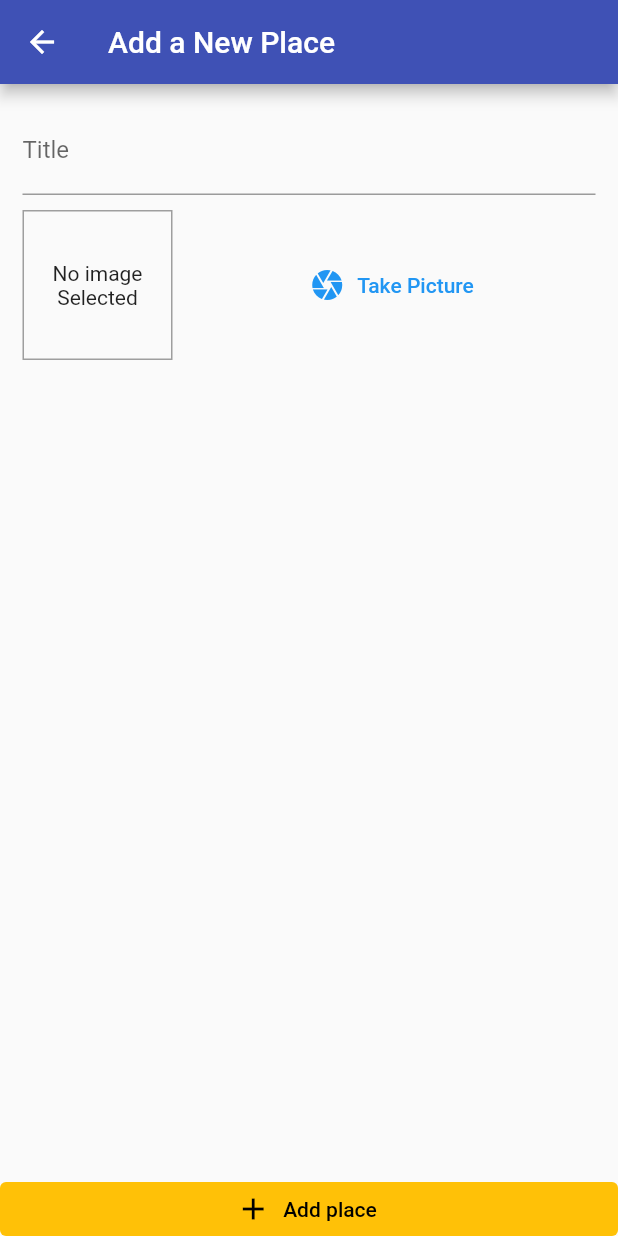
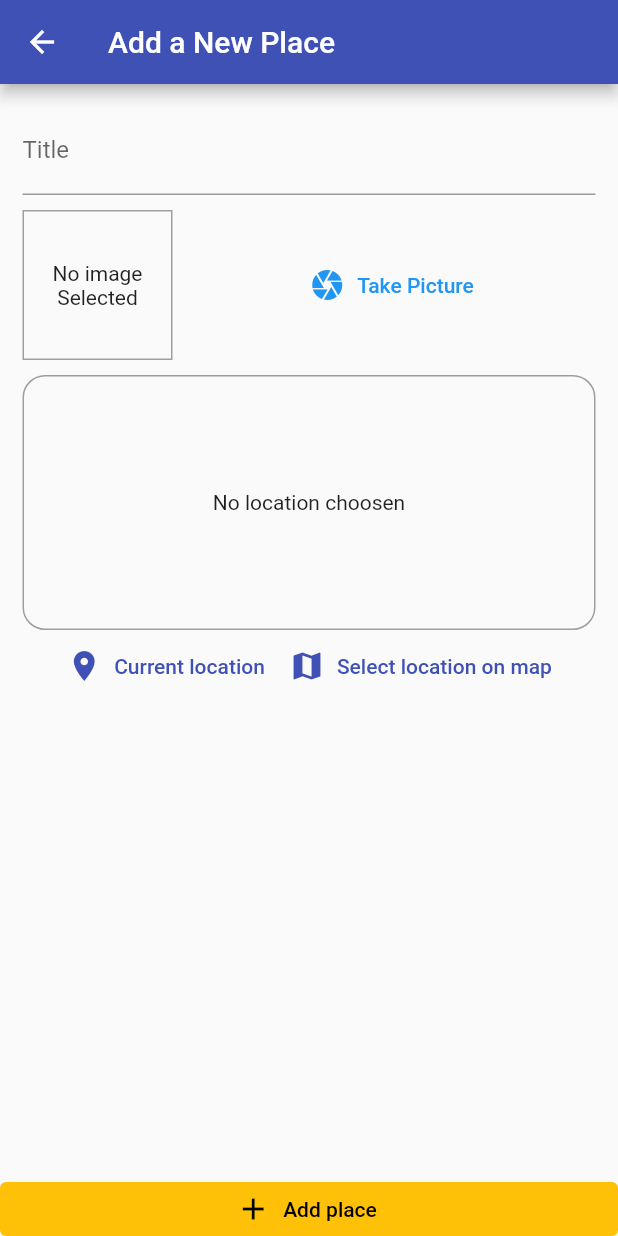
Before and after one commit to Abood2284/flutter_13_native_features, a Flutter app: the screen it shows after launch, after a tap on the "add" icon, on a phone screen of 412 x 824 dp. Run offline on Flutter 3.47's test engine with Material 2 defaults, Android fonts, the phone set to English and light mode, and no system bars; our stand-ins replace image_picker, location, sqflite; accounts and stored records are empty.

Commit message:
Completed Theory but couldnt practice it due to Not having acces to google maps api -> More on this on notion

```diff
--- /dev/null
+++ b/lib/helper/db_helper.dart
@@ -0,0 +1,42 @@
+import 'package:sqflite/sqflite.dart' as sql;
+import 'package:path/path.dart' as path;
+
+class DBHelper {
+  /// Holds the common code used in [insert] & [getData]
+  /// Code to get access to our Database, that is why it returns the Database
+  static Future<sql.Database> dataBase() async {
+    /// Know we know where to store out DB, its just the folder where we are going to store
+    final dbPath = await sql.getDatabasesPath();
+
+    /// Eiether it will open an existing DB with the path we are passing here, else it will create a new one file places.db
+    ///
+    /// onCreate: will be executed if openDatabase tries to create the file if it coudnt find it, then you can Initialize you DB when its created for the first time
+    /// It returns dataBase & version. version is not clear to me but you dont need to change version if you
+    ///
+    /// 💙 OpenDatabase: returns a future which yields a handle to the DB, so now return your db here
+    return sql.openDatabase(path.join(dbPath, 'places.db'),
+        onCreate: (db, version) {
+      // We have to return it as it returns the future it will automatically we returned but to digest sql we add return 😂 return is redundant
+      // Also we want to store path to the image on our device that is why image is TEXT
+      /// ! user_places is our table name while places.db is our dataBase name
+      return db.execute(
+          'CREATE TABLE user_places(id TEXT PRIMARY KEY, title TEXT, image TEXT)');
+    }, version: 1);
+  }
+
+  static Future<void> insert(
+      String tableName, Map<String, dynamic> data) async {
+    /// ⭐ conflictAlgorithm just ensures that what you want to do if data is conflicted or have same id, i just want to replace old with new -> Shouldn't happend though
+    final db = await DBHelper
+        .dataBase(); // coz dataBase() return us a Future Database so we need await it
+    db.insert(tableName, data,
+        conflictAlgorithm: sql.ConflictAlgorithm.replace);
+  }
+
+  /// Returns a list of tables also table is in map format as same way we added them to know more hover over query to see its return value
+  static Future<List<Map<String, dynamic>>> getData(String table) async {
+    final db = await DBHelper.dataBase();
+    // Query is used to fetch the data form table
+    return db.query(table);
+  }
+}
--- /dev/null
+++ b/lib/helper/location_helper.dart
@@ -0,0 +1,8 @@
+const GOOGLE_API_KEY = 'AIzaSyBg9yn5JtQgKRFbg6FCTy4ewbF24kRuAYI';
+
+class LocationHelper {
+  static String generateLocationPreviewImage(
+      double longitude, double latitude) {
+    return 'https://maps.googelapis.com/maps/api/staticmap?center=&$latitude,$longitude&zoom=16&size=600x300&maptype=roadmap&markers=color:red%7Clabel:C%7C$latitude,$longitude&key=$GOOGLE_API_KEY';
+  }
+}
--- a/lib/providers/user_places.dart
+++ b/lib/providers/user_places.dart
@@ -3,9 +3,10 @@ import 'dart:io';
 import 'package:flutter/foundation.dart';
 
 import '../models/place.dart';
+import '../helper/db_helper.dart';
 
 class UserPlaces with ChangeNotifier {
-  final List<Place> _places = [];
+  List<Place> _places = [];
 
   // Return copy of original list...
   List<Place> get places {
@@ -21,5 +22,33 @@ class UserPlaces with ChangeNotifier {
     );
     _places.add(newplace);
     notifyListeners();
+
+    /// * 👉🏼 The keys you use here have to match the fields you set up in the CREATE TABEL.... query
+    DBHelper.insert('user_places', {
+      'id': newplace.id,
+      'title': newplace.title,
+      'image': newplace.image.path
+    });
+  }
+
+  Future<void> fetchAndSetData() async {
+    final dataList = await DBHelper.getData('user_places');
+
+    /// SO our map will have id key we have id filed in our table when we created it in DB helper class
+    ///
+    /// Also our table have images as text(that holds path to the file) not File, but dart got us coveredt File() takes a string path to the file which it will convert to File type
+    _places = dataList
+        .map(
+          (item) => Place(
+            id: item['id'],
+            location: null,
+            title: item['title'],
+            image: File(
+              item['image'],
+            ),
+          ),
+        )
+        .toList();
+    notifyListeners();
   }
 }
--- a/lib/screens/add_place_screen.dart
+++ b/lib/screens/add_place_screen.dart
@@ -5,6 +5,7 @@ import 'package:provider/provider.dart';
 
 import '../widgets/image_input.dart';
 import '../providers/user_places.dart';
+import '../widgets/location_input.dart';
 
 class AddPlaceScreen extends StatefulWidget {
   static const routeName = 'add-place';
@@ -26,7 +27,6 @@ class _AddPlaceScreenState extends State<AddPlaceScreen> {
     if (_textController.text.isEmpty || _pickedImage == null) {
       return;
     }
-    print('save place called');
     Provider.of<UserPlaces>(context, listen: false)
         .addPlace(_textController.text, _pickedImage!);
     Navigator.of(context).pop();
@@ -53,6 +53,8 @@ class _AddPlaceScreenState extends State<AddPlaceScreen> {
                 height: 10,
               ),
               ImageInputWidget(_selectImage),
+              const SizedBox(height: 10),
+              const LocationInputWidget(),
             ],
           ),
         ))),
--- a/lib/screens/places_list_screen.dart
+++ b/lib/screens/places_list_screen.dart
@@ -21,14 +21,22 @@ class PlacesListScreen extends StatelessWidget {
         ],
       ),
       body: SafeArea(
-        child: Consumer<UserPlaces>(
+        child: FutureBuilder(
+          // Here is set it to false coz i dont want to re-redner everything and yes it will build everything if i set to true, i just want to re-built the condumer Child which is already re-building and Listeneing
+          future:
+              Provider.of<UserPlaces>(context, listen: false).fetchAndSetData(),
+          builder: (ctx, snapShot) => snapShot.connectionState ==
+                  ConnectionState.waiting
+              ? const CircularProgressIndicator()
+              : Consumer<UserPlaces>(
                   builder: (ctx, userPlaces, ch) => userPlaces.places.isEmpty
                       ? ch!
                       : ListView.builder(
                           itemCount: userPlaces.places.length,
                           itemBuilder: (ctx, i) => ListTile(
                             leading: CircleAvatar(
-                      backgroundImage: FileImage(userPlaces.places[i].image),
+                              backgroundImage:
+                                  FileImage(userPlaces.places[i].image),
                             ),
                             title: Text(userPlaces.places[i].title),
                             onTap: () {
@@ -41,6 +49,7 @@ class PlacesListScreen extends StatelessWidget {
                   ),
                 ),
         ),
+      ),
     );
   }
 }
--- a/lib/widgets/image_input.dart
+++ b/lib/widgets/image_input.dart
@@ -23,9 +23,13 @@ class _ImageInputWidgetState extends State<ImageInputWidget> {
       source: ImageSource.camera,
       maxWidth: 600,
     );
+    // Because can tap the take picture and dont click any picture in that case _imagePicker will return null and we will be trying to save null image on drive.
+    if (_imagePicked == null) {
+      return;
+    }
     setState(() {
       /// Becuase [_imagePicked] is of type XFile
-      _storedImage = File(_imagePicked!.path);
+      _storedImage = File(_imagePicked.path);
     });
 
     /// * Storing the image on the device Hard Drive.
--- /dev/null
+++ b/lib/widgets/location_input.dart
@@ -0,0 +1,66 @@
+import 'package:flutter/material.dart';
+import 'package:location/location.dart';
+
+import '../helper/location_helper.dart';
+
+class LocationInputWidget extends StatefulWidget {
+  const LocationInputWidget({Key? key}) : super(key: key);
+
+  @override
+  State<LocationInputWidget> createState() => _LocationInputWidgetState();
+}
+
+class _LocationInputWidgetState extends State<LocationInputWidget> {
+  // Used to store Network Image url returned by google api
+  String? _previewImageUrl;
+
+  Future<void> _getLocationData() async {
+    // Returns a Future which yields the current location
+    final userLocation = await Location()
+        .getLocation(); // Coming from the location package we imported
+    final _returnedStaticLink = LocationHelper.generateLocationPreviewImage(
+        userLocation.longitude!, userLocation.latitude!);
+    setState(() {
+      _previewImageUrl = _returnedStaticLink;
+    });
+  }
+
+  @override
+  Widget build(BuildContext context) {
+    return Column(
+      children: [
+        Container(
+          decoration: BoxDecoration(
+            borderRadius: const BorderRadius.all(Radius.circular(15)),
+            border: Border.all(color: Colors.grey, width: 1),
+          ),
+          width: double.infinity,
+          alignment: Alignment.center,
+          height: 170,
+          child: _previewImageUrl == null
+              ? const Text(
+                  'No location choosen',
+                  textAlign: TextAlign.center,
+                )
+              : Image.network(_previewImageUrl!,
+                  fit: BoxFit.cover, width: double.infinity),
+        ),
+        Row(
+          mainAxisAlignment: MainAxisAlignment.center,
+          children: [
+            TextButton.icon(
+              onPressed: _getLocationData,
+              icon: const Icon(Icons.location_on),
+              label: const Text('Current location'),
+            ),
+            TextButton.icon(
+              onPressed: () {},
+              icon: const Icon(Icons.map),
+              label: const Text('Select location on map'),
+            ),
+          ],
+        ),
+      ],
+    );
+  }
+}
--- a/pubspec.yaml
+++ b/pubspec.yaml
@@ -38,7 +38,8 @@ dependencies:
   path: ^1.8.0
   # Helps with finding the path
   path_provider: ^2.0.9
-
+  sqflite: ^2.0.2
+  location: ^4.3.0
 
 dev_dependencies:
   flutter_test:
```
Also changed, not shown: pubspec.lock, 2 other files. Lines whose indentation alone changed are shown as unchanged.
